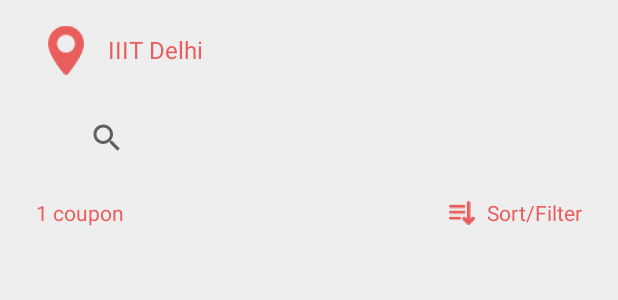
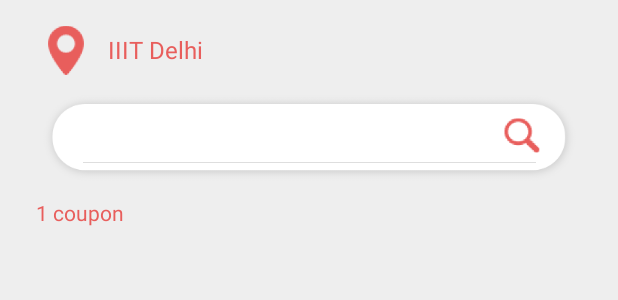
Before and after one commit to jiggylepcha/Dishcounts, an Android app: the layout fragment_coupon.xml on its own in the app's theme, with its tools: preview values and no code run, on a phone screen of 412 x 824 dp. Shown: the top 300 px of the screen. Run offline under Robolectric (Android 15) with nearby library versions, the phone set to English and light mode, and no system bars.

Commit message:
Filter removed, Search UI changes, Add coupon from friends removed

```diff
--- a/app/src/main/res/layout/fragment_coupon.xml
+++ b/app/src/main/res/layout/fragment_coupon.xml
@@ -7,7 +7,7 @@
     android:background="@color/colorAccent"
     tools:context=".Fragments.CouponFragment">
 
-    <SearchView
+    <android.widget.SearchView
         android:id="@+id/search_bar"
         android:layout_width="362dp"
         android:layout_height="64dp"
@@ -15,10 +15,15 @@
         android:maxLines="1"
         android:paddingLeft="10pt"
         android:paddingRight="10pt"
+        android:paddingBottom="7pt"
         android:text="Search..."
         android:textColor="@color/colorPrimaryDark"
         android:textSize="16sp"
+        android:background="@drawable/search"
         app:layout_constraintEnd_toEndOf="parent"
+        android:iconifiedByDefault="false"
+        android:searchIcon="@null"
+        android:searchHintIcon="@null"
         app:layout_constraintStart_toStartOf="parent"
         app:layout_constraintTop_toTopOf="parent" />
 
@@ -32,17 +37,6 @@
         app:layout_constraintStart_toStartOf="parent"
         app:layout_constraintTop_toTopOf="parent"
         app:srcCompat="@drawable/location" />
-
-    <ImageView
-        android:id="@+id/imageView15"
-        android:layout_width="17dp"
-        android:layout_height="16dp"
-        android:layout_marginTop="134dp"
-        android:layout_marginEnd="8dp"
-        android:layout_marginRight="8dp"
-        app:layout_constraintEnd_toStartOf="@+id/textView7"
-        app:layout_constraintTop_toTopOf="parent"
-        app:srcCompat="@drawable/sorticon" />
 
     <TextView
         android:id="@+id/textView2"
@@ -69,18 +63,6 @@
         app:layout_constraintStart_toEndOf="@+id/imageView5"
         app:layout_constraintTop_toTopOf="parent" />
 
-    <TextView
-        android:id="@+id/textView7"
-        android:layout_width="wrap_content"
-        android:layout_height="wrap_content"
-        android:layout_marginTop="132dp"
-        android:layout_marginEnd="24dp"
-        android:layout_marginRight="24dp"
-        android:text="Sort/Filter"
-        android:textColor="@color/colorPrimaryDark"
-        app:layout_constraintEnd_toEndOf="parent"
-        app:layout_constraintTop_toTopOf="parent" />
-
 
     <androidx.recyclerview.widget.RecyclerView
         android:id="@+id/coupon_recycler_view"
@@ -94,7 +76,7 @@
         app:layout_constraintLeft_toLeftOf="parent"
         app:layout_constraintRight_toRightOf="parent"
         app:layout_constraintStart_toStartOf="parent"
-        app:layout_constraintTop_toBottomOf="@+id/textView7" />
+        app:layout_constraintTop_toBottomOf="@+id/textView2" />
 
 
 
```
Also changed, not shown: app/src/main/res/layout/fragment_add_new.xml (+21 -13 lines).
